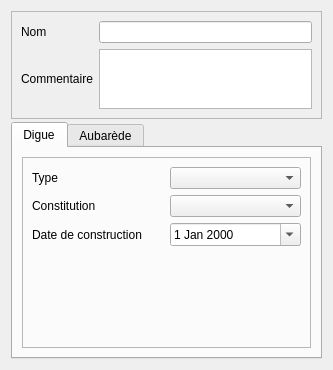
Qt form Lamia/toolprepro/base2_digue/lamiabasedigue_infralineaire_tool_ui.ui (Artelia/Lamia) before a commit.
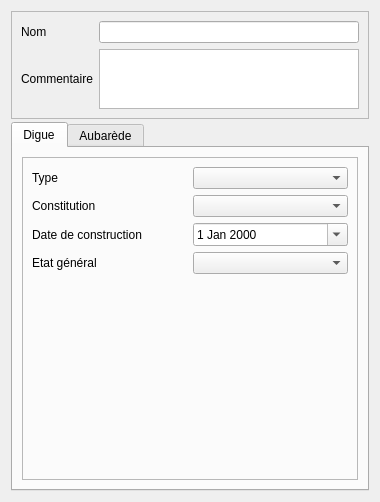
The same form after that commit.

```diff
--- a/Lamia/toolprepro/base2_digue/lamiabasedigue_infralineaire_tool_ui.ui
+++ b/Lamia/toolprepro/base2_digue/lamiabasedigue_infralineaire_tool_ui.ui
@@ -6,8 +6,8 @@
    <rect>
     <x>0</x>
     <y>0</y>
-    <width>333</width>
-    <height>370</height>
+    <width>380</width>
+    <height>502</height>
    </rect>
   </property>
   <property name="windowTitle">
@@ -95,7 +95,7 @@
           <item row="1" column="1">
            <widget class="QComboBox" name="comboBox_contitution"/>
           </item>
-          <item row="3" column="1">
+          <item row="4" column="1">
            <spacer name="verticalSpacer_2">
             <property name="orientation">
              <enum>Qt::Vertical</enum>
@@ -128,6 +128,16 @@
             </property>
            </widget>
           </item>
+          <item row="3" column="0">
+           <widget class="QLabel" name="label_10">
+            <property name="text">
+             <string>Etat général</string>
+            </property>
+           </widget>
+          </item>
+          <item row="3" column="1">
+           <widget class="QComboBox" name="comboBox_etat_fonc"/>
+          </item>
          </layout>
         </widget>
        </item>
```
